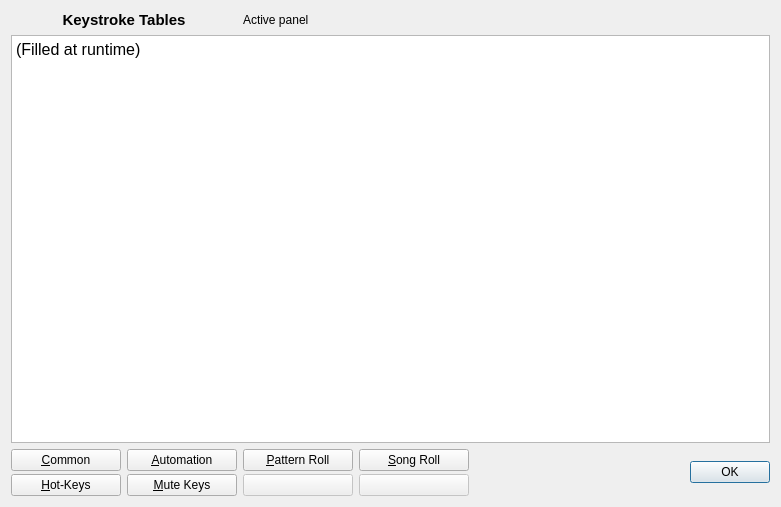
Old version of the form seq_qt5/forms/qsappinfo.ui in the repository ahlstromcj/seq66.
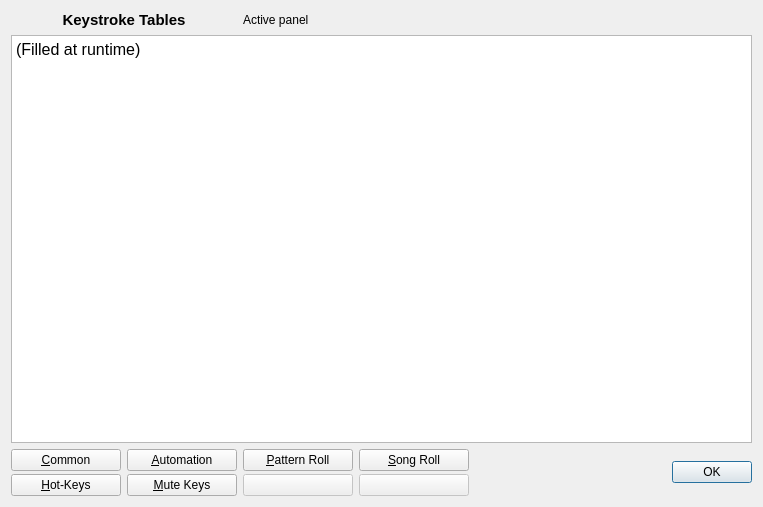
New version of the form.

```diff
--- a/seq_qt5/forms/qsappinfo.ui
+++ b/seq_qt5/forms/qsappinfo.ui
@@ -6,7 +6,7 @@
    <rect>
     <x>0</x>
     <y>0</y>
-    <width>781</width>
+    <width>763</width>
     <height>507</height>
    </rect>
   </property>
@@ -42,10 +42,13 @@
     <widget class="QTextBrowser" name="textBrowser">
      <property name="html">
       <string>&lt;!DOCTYPE HTML PUBLIC &quot;-//W3C//DTD HTML 4.0//EN&quot; &quot;http://www.w3.org/TR/REC-html40/strict.dtd&quot;&gt;
-&lt;html&gt;&lt;head&gt;&lt;meta name=&quot;qrichtext&quot; content=&quot;1&quot; /&gt;&lt;style type=&quot;text/css&quot;&gt;
+&lt;html&gt;&lt;head&gt;&lt;meta name=&quot;qrichtext&quot; content=&quot;1&quot; /&gt;&lt;meta charset=&quot;utf-8&quot; /&gt;&lt;style type=&quot;text/css&quot;&gt;
 p, li { white-space: pre-wrap; }
-&lt;/style&gt;&lt;/head&gt;&lt;body style=&quot; font-family:'Inconsolata'; font-size:11pt; font-weight:456; font-style:normal;&quot;&gt;
-&lt;p style=&quot; margin-top:0px; margin-bottom:0px; margin-left:0px; margin-right:0px; -qt-block-indent:0; text-indent:0px;&quot;&gt;&lt;span style=&quot; font-family:'Noto Sans'; font-size:12pt; font-weight:400;&quot;&gt;(Filled at runtime)&lt;/span&gt;&lt;/p&gt;&lt;/body&gt;&lt;/html&gt;</string>
+hr { height: 1px; border-width: 0; }
+li.unchecked::marker { content: &quot;\2610&quot;; }
+li.checked::marker { content: &quot;\2612&quot;; }
+&lt;/style&gt;&lt;/head&gt;&lt;body style=&quot; font-family:'Noto Sans'; font-size:12pt; font-weight:400; font-style:normal;&quot;&gt;
+&lt;p style=&quot; margin-top:0px; margin-bottom:0px; margin-left:0px; margin-right:0px; -qt-block-indent:0; text-indent:0px;&quot;&gt;(Filled at runtime)&lt;/p&gt;&lt;/body&gt;&lt;/html&gt;</string>
      </property>
     </widget>
    </item>
```
Left out of the diff: 7 changed lines with no effect on the pictures.
